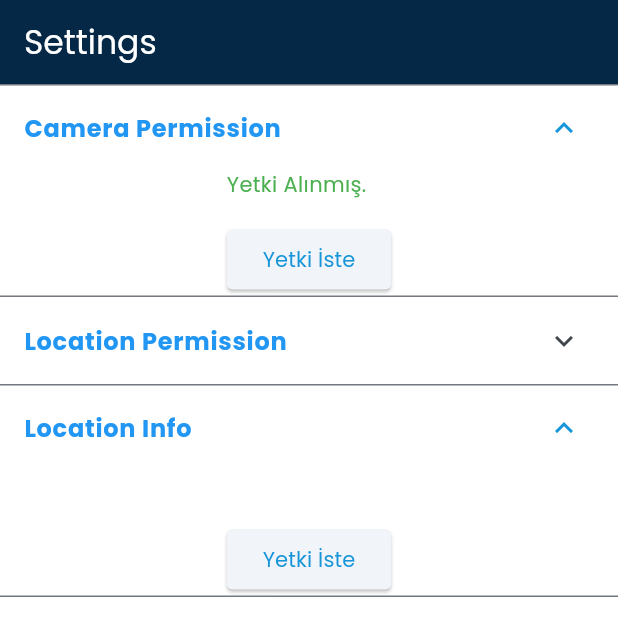
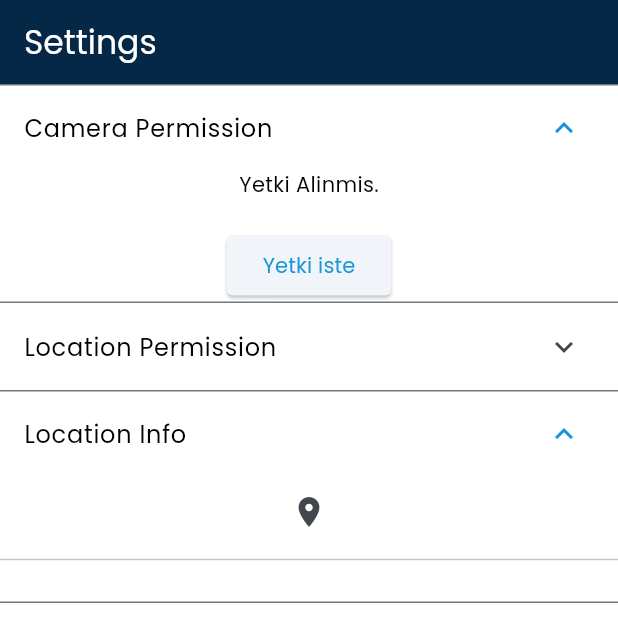
Before and after one commit to canerdogann/Flutter-Final, a Flutter app: the SettingsScreen screen opened by its route, after a tap on "Camera Permission", after a tap on "Location Info", on a phone screen of 412 x 824 dp. Shown: the top 642 px of the screen. Run offline on Flutter 3.47's test engine with Material 3 defaults, Android fonts, the light colour scheme and no system bars; our stand-ins replace cloud_firestore, dio, firebase_auth, firebase_core, flex_color_scheme, flutter_bloc and 9 more; accounts and stored records are empty; network calls fail.

Commit message:
Updates Settings.dart to old design

```diff
--- a/lib/screens/core/settings.dart
+++ b/lib/screens/core/settings.dart
@@ -4,7 +4,7 @@ import 'package:geolocator/geolocator.dart';
 import 'package:permission_handler/permission_handler.dart';
 
 class SettingsScreen extends StatefulWidget {
-  const SettingsScreen({Key? key}) : super(key: key);
+  const SettingsScreen({super.key});
 
   @override
   State<SettingsScreen> createState() => _SettingsScreenState();
@@ -17,66 +17,107 @@ class _SettingsScreenState extends State<SettingsScreen> {
   String locationInfo = "";
   bool loading = false;
 
-  @override
-  void initState() {
-    super.initState();
-    controlPermission();
-  }
-
   controlPermission() async {
     var status = await Permission.camera.status;
 
     switch (status) {
       case (PermissionStatus.granted):
         setState(() {
-          camResult = "Yetki Alınmış.";
+          camResult = "Yetki Alinmis.";
         });
         break;
       case (PermissionStatus.denied):
         setState(() {
-          camResult = "Yetki Rededilmiş.";
+          camResult = "Yetki Rededilmis.";
         });
         break;
       case PermissionStatus.restricted:
         setState(() {
-          camResult = "Kısıtlanmış Yetki, hiç türlü alamayız.";
+          camResult = "Kisitlanmis Yetki, hic turlu alamayiz.";
         });
         break;
       case PermissionStatus.limited:
+        // TODO: Handle this case.
         setState(() {
-          camResult = "Kısıtlanmış Yetki, Kullanıcı kısıtlı yetki seçmiş.";
+          camResult = "Kisitlanmis Yetki, hKullanici kisitli yetki secmis.";
         });
         break;
       case PermissionStatus.permanentlyDenied:
         setState(() {
-          camResult = "Kullanıcı, Yetki Vermesini Engelledi";
+          camResult = "Yetki vermesin diye istemis kullanic";
         });
         break;
       case PermissionStatus.provisional:
         setState(() {
-          camResult = "Geçici Yetki";
+          camResult = "Provisional";
         });
         break;
     }
 
-    await Permission.locationAlways.request().then((value) {
-      if (value.isGranted) {
+    await Permission.locationAlways.onDeniedCallback(() {
+      // Your code
       setState(() {
-          locationResult = "Yetki Verildi";
+        locationResult = "Yetki vermeyi reddetti";
+      });
+    }).onGrantedCallback(() async {
+      // Your code
+      setState(() {
+        locationResult = "Verdi Yetgiyi";
       });
 
-        Permission.camera.request().then((value) {
+      await Permission.camera.onDeniedCallback(() {
+        // Your code
         setState(() {
           locationAllwaysResult =
-                "HER ZAMAN KONUM ERİŞİMİ " + value.toString();
+              "HERZAMAN KONUM ERISIM Yetki vermeyi reddetti";
         });
+      }).onGrantedCallback(() {
+        // Your code
+        setState(() {
+          locationAllwaysResult = "HERZAMAN KONUM ERISIM " + status.toString();
         });
-      } else {
+      }).onPermanentlyDeniedCallback(() {
+        // Your code
         setState(() {
-          locationResult = "Yetki Reddedildi";
+          locationAllwaysResult = "HERZAMAN KONUM ERISIM " + status.toString();
         });
-      }
+      }).onRestrictedCallback(() {
+        // Your code
+        setState(() {
+          locationAllwaysResult = "HERZAMAN KONUM ERISIM " + status.toString();
         });
+      }).onLimitedCallback(() {
+        // Your code
+        setState(() {
+          locationAllwaysResult = "HERZAMAN KONUM ERISIM " + status.toString();
+        });
+      }).onProvisionalCallback(() {
+        // Your code
+        setState(() {
+          locationAllwaysResult = "HERZAMAN KONUM ERISIM " + status.toString();
+        });
+      }).request();
+    }).onPermanentlyDeniedCallback(() {
+      // Your code
+      setState(() {
+        locationResult = "Herzaman icin engelledi";
+      });
+    }).onRestrictedCallback(() {
+      // Your code
+      setState(() {
+        locationResult = "Kisitlanmis ve alinamaz";
+      });
+    }).onLimitedCallback(() {
+      // Your code
+      setState(() {
+        locationResult = "Kullanici kisitlanmis yetki vermis";
+      });
+    }).onProvisionalCallback(() {
+      // Your code
+      setState(() {
+        locationResult = "Provisonal";
+      });
+    }).request();
   }
 
   getLocation() async {
@@ -87,10 +128,14 @@ class _SettingsScreenState extends State<SettingsScreen> {
     bool serviceEnabled;
     LocationPermission permission;
 
+    // Test if location services are enabled.
     serviceEnabled = await Geolocator.isLocationServiceEnabled();
     if (!serviceEnabled) {
+      // Location services are not enabled don't continue
+      // accessing the position and request users of the
+      // App to enable the location services.
       setState(() {
-        locationInfo = "Konum Hizmetleri Ayarlardan Kapalı";
+        locationInfo = "Konum Hizmetleri Ayarlardan Kapali";
       });
 
       return Future.error('Location services are disabled.');
@@ -100,31 +145,39 @@ class _SettingsScreenState extends State<SettingsScreen> {
     if (permission == LocationPermission.denied) {
       permission = await Geolocator.requestPermission();
       if (permission == LocationPermission.denied) {
+        // Permissions are denied, next time you could try
+        // requesting permissions again (this is also where
+        // Android's shouldShowRequestPermissionRationale
+        // returned true. According to Android guidelines
+        // your App should show an explanatory UI now.
         setState(() {
-          locationInfo = "Kullanıcı, Yetki Vermeyi İnat Etti";
+          locationInfo = "Adam inat etmis yetki vermiyor";
         });
         return Future.error('Location permissions are denied');
       }
     }
 
     if (permission == LocationPermission.deniedForever) {
+      // Permissions are denied forever, handle appropriately.
       setState(() {
-        locationInfo = "Kullanıcı, Bilgi Vermek İstemiyor, Tamamen Kapalı";
+        locationInfo = "Abi bilgi vermek istemiyor, tamamen kapatmis";
       });
       return Future.error(
           'Location permissions are permanently denied, we cannot request permissions.');
     }
 
+    // When we reach here, permissions are granted and we can
+    // continue accessing the position of the device.
     final pos = await Geolocator.getCurrentPosition();
 
     setState(() {
       locationInfo = '''
-        Accuracy: ${pos.accuracy}
-        Longitude: ${pos.longitude}
-        Latitude: ${pos.latitude}
-        Speed: ${pos.speed}
-        Speed Accuracy: ${pos.speedAccuracy}
-        Data Time: ${pos.timestamp}
+        accuracy: ${pos.accuracy}
+        longitude: ${pos.longitude}
+        latitude: ${pos.latitude}
+        speed: ${pos.speed}
+        speed Dikkati: ${pos.speedAccuracy}
+        veri zamani: ${pos.timestamp}
         ''';
     });
 
@@ -134,91 +187,60 @@ class _SettingsScreenState extends State<SettingsScreen> {
   }
 
   @override
+  void initState() {
+    // TODO: implement initState
+    super.initState();
+    controlPermission();
+  }
+
+  @override
   Widget build(BuildContext context) {
     return Scaffold(
       appBar: AppBar(
-        backgroundColor: const Color.fromARGB(255, 5, 40, 70),
-        title: const Text(
-          "Settings",
-          style: TextStyle(color: Colors.white),
-        ),
+        backgroundColor: Color.fromARGB(255, 5, 40, 70),
+        title: const Text("Settings",
+            style: TextStyle(color: Color.fromARGB(255, 255, 255, 255))),
       ),
       body: SizedBox.expand(
         child: ListView(
           children: [
-            _buildExpansionTile(
-              title: "Camera Permission",
-              result: camResult,
+            ExpansionTile(
+              title: Text("Camera Permission"),
+              children: [
+                Text(camResult),
+                Gap(20),
+                ElevatedButton(
                   onPressed: () async {
+                    // ignore: unused_local_variable
                     final status = await Permission.camera.request();
-                print(status);
                   },
+                  child: Text("Yetki iste"),
                 ),
-            _buildExpansionTile(
-              title: "Location Permission",
-              result: locationResult,
-              subtitle: "Allways Status: $locationAllwaysResult",
+              ],
             ),
-            _buildExpansionTile(
-              title: "Location Info",
+            ExpansionTile(
+              title: Text("Location Permission"),
+              children: [
+                Text(locationResult),
+                Divider(),
+                Text("Allways Status: "),
+                Text(locationAllwaysResult),
+              ],
+            ),
+            ExpansionTile(
+              title: const Text("Location Info"),
+              children: [
+                IconButton(
                   onPressed: getLocation,
-              icon: Icons.location_on,
-              result: locationInfo,
+                  icon: const Icon(Icons.location_on),
+                ),
+                const Divider(),
+                Text(locationInfo),
+              ],
             ),
           ],
         ),
       ),
     );
   }
-
-  Widget _buildExpansionTile({
-    required String title,
-    required String result,
-    VoidCallback? onPressed,
-    IconData? icon,
-    String? subtitle,
-  }) {
-    return ExpansionTile(
-      title: Text(
-        title,
-        style: TextStyle(
-          fontWeight: FontWeight.bold,
-          color: Colors.blue, // Title text color
-        ),
-      ),
-      children: [
-        Padding(
-          padding: const EdgeInsets.symmetric(horizontal: 16.0),
-          child: Column(
-            crossAxisAlignment: CrossAxisAlignment.start,
-            children: [
-              Text(
-                result,
-                style: TextStyle(
-                  color: Colors.green, // Result text color
-                ),
-              ),
-              if (subtitle != null) ...[
-                const SizedBox(height: 8),
-                Text(
-                  subtitle,
-                  style: TextStyle(
-                    fontStyle: FontStyle.italic,
-                    color: Colors.grey, // Subtitle text color
-                  ),
-                ),
-              ],
-              if (onPressed != null) ...[
-                const SizedBox(height: 16),
-                ElevatedButton(
-                  onPressed: onPressed,
-                  child: const Text("Yetki İste"),
-                ),
-              ],
-            ],
-          ),
-        ),
-      ],
-    );
 }
-}
```
Lines whose indentation alone changed are shown as unchanged.
